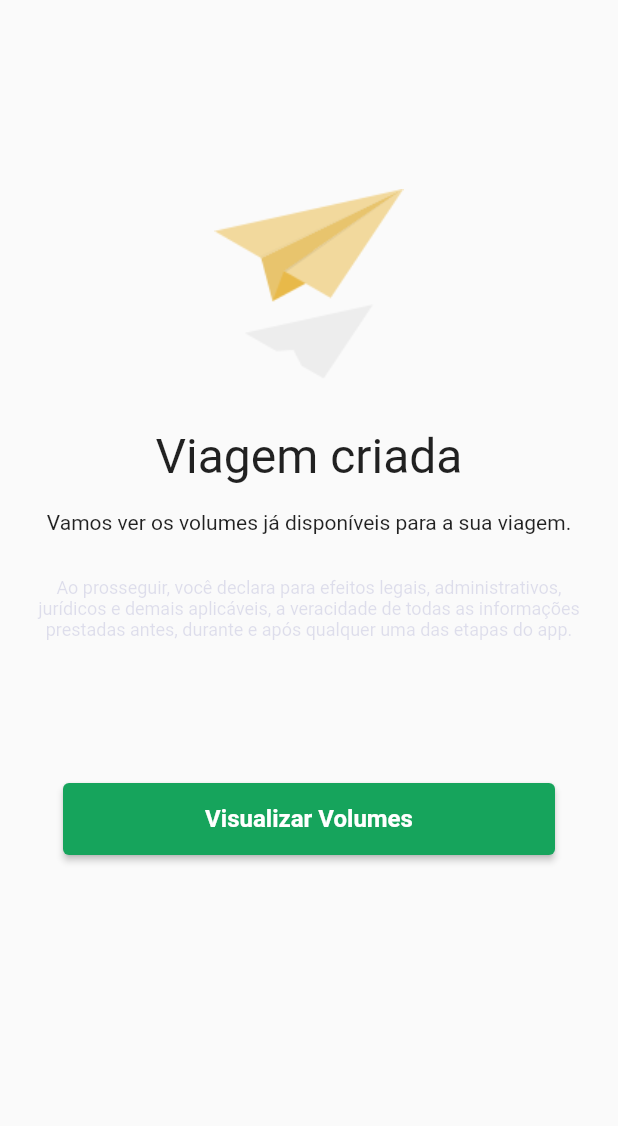
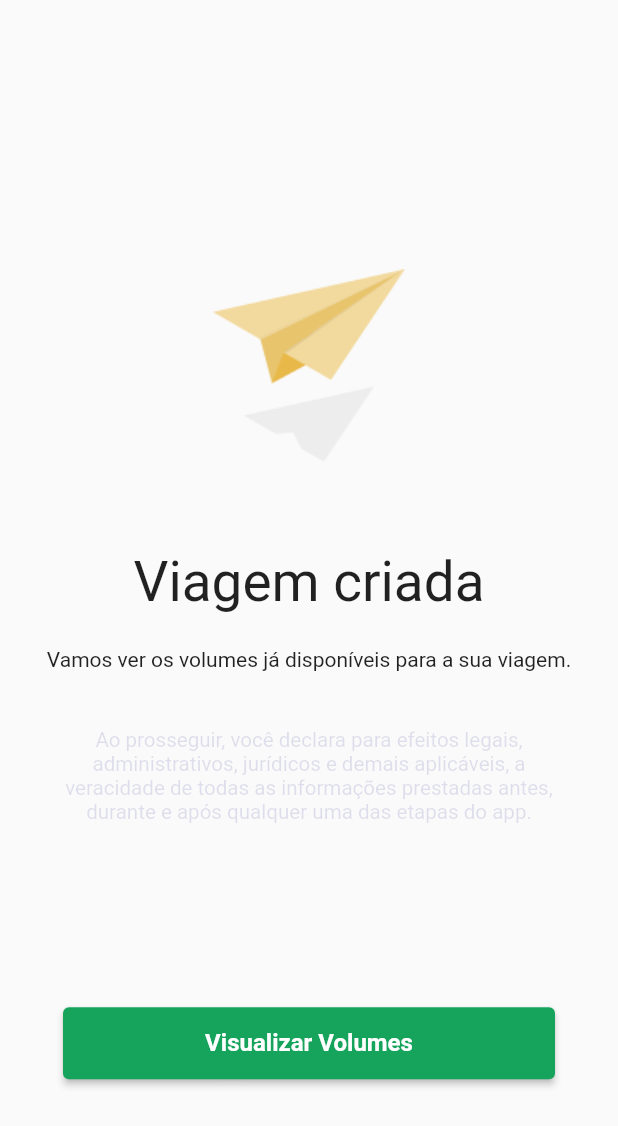
Before and after one commit to BrunoVieiraL/envio_facil, a Flutter app: the TripCreatedPage screen opened by its route, on a phone screen of 412 x 824 dp. Shown: the top 1126 px of the screen. Run offline on Flutter 3.47's test engine with Material 2 defaults, Android fonts, the phone set to English and light mode, and no system bars; our stand-ins replace dio, flutter_screenutil, geolocator, google_maps_flutter; missing offline and left inert: flutter_polyline_points, geocode; Roboto replaces fonts that are missing (assets/fonts/TitilliumWeb-Bold.ttf, assets/fonts/TitilliumWeb-Regular.ttf).

Commit message:
responsive UI on trip_created_page

```diff
--- a/lib/views/trip_created_page.dart
+++ b/lib/views/trip_created_page.dart
@@ -1,4 +1,5 @@
 import 'package:flutter/material.dart';
+import 'package:flutter_screenutil/flutter_screenutil.dart';
 import 'package:jera_app/constants.dart';
 import 'package:jera_app/widgets/custom_widget_bottom_green_button.dart';
 
@@ -10,40 +11,40 @@ class TripCreatedPage extends StatelessWidget {
     return Scaffold(
       body: Column(
         children: [
-          const Padding(
+          Padding(
             padding: EdgeInsets.only(
-              top: 126,
-              bottom: 32,
-              left: 116,
-              right: 116,
+              top: 126.h,
+              bottom: 32.h,
+              left: 116.w,
+              right: 116.w,
             ),
             child: SizedBox(
-              height: 127,
-              width: 128,
-              child: Image(
+              height: 127.h,
+              width: 128.w,
+              child: const Image(
                 image: AssetImage('assets/paper_plane/paper_plane_send.png'),
               ),
             ),
           ),
           Padding(
-            padding: const EdgeInsets.only(
-              bottom: 17,
-              left: 75,
-              right: 75,
+            padding: EdgeInsets.only(
+              bottom: 17.h,
+              left: 75.w,
+              right: 75.w,
             ),
             child: Text(
               'Viagem criada',
               style: TextStyle(
-                  fontSize: 32,
+                  fontSize: 32.sp,
                   fontFamily: titilliumWebRegular,
                   fontWeight: FontWeight.w400),
             ),
           ),
           Padding(
-            padding: const EdgeInsets.only(
-              bottom: 29,
-              left: 24,
-              right: 24,
+            padding: EdgeInsets.only(
+              bottom: 29.h,
+              left: 24.w,
+              right: 24.w,
             ),
             child: Text(
               'Vamos ver os volumes já disponíveis para a sua viagem.',
@@ -53,18 +54,18 @@ class TripCreatedPage extends StatelessWidget {
               ),
             ),
           ),
-          const Padding(
-            padding: EdgeInsets.symmetric(horizontal: 24),
+          Padding(
+            padding: EdgeInsets.symmetric(horizontal: 24.w),
             child: Text(
               'Ao prosseguir, você declara para efeitos legais, administrativos, jurídicos e demais aplicáveis, a veracidade de todas as informações prestadas antes, durante e após qualquer uma das etapas do app.',
               textAlign: TextAlign.center,
               style: TextStyle(
-                color: Color(0x2222228A),
-                fontSize: 12,
+                color: const Color(0x2222228A),
+                fontSize: 12.sp,
               ),
             ),
           ),
-          const SizedBox(height: 95),
+          SizedBox(height: 95.h),
           CustomWidgetBottomGreenButton(
               onPressed: () {
                 Navigator.of(context).pushReplacementNamed('/homePage');
```
